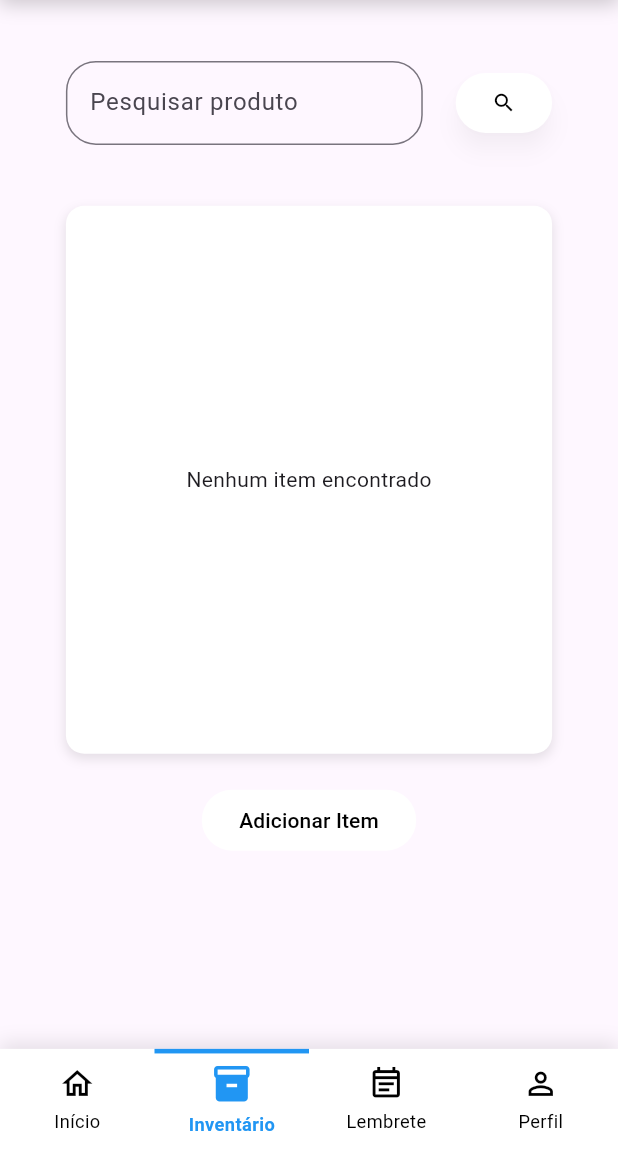
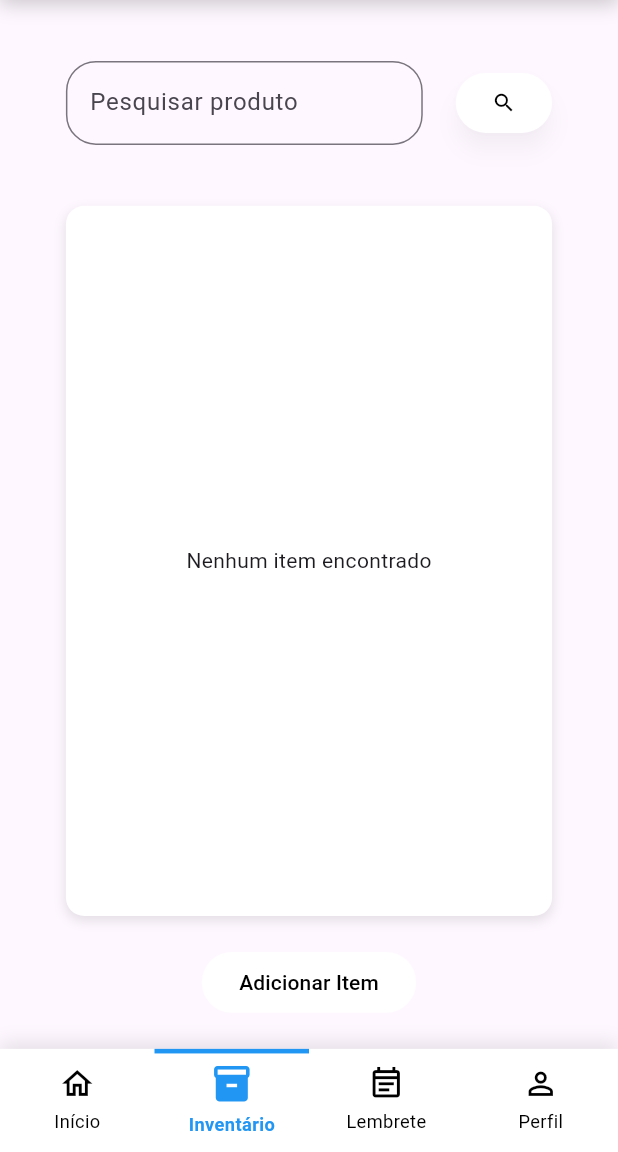
Before and after one commit to iShoockx/Projetos-3, a Flutter app: the InventarioScreen screen opened by its route, on a phone screen of 412 x 824 dp, the part 84-1236 px from its top. Run offline on Flutter 3.47's test engine with Material 3 defaults, Android fonts, the light colour scheme and no system bars; our stand-ins replace cloud_firestore, firebase_auth, firebase_core, flutter_screenutil, shared_preferences; accounts and stored records are empty.

Commit message:
commit 7
correçao do null

```diff
--- a/Projeto/projetos_3/lib/screens/inventario_screen.dart
+++ b/Projeto/projetos_3/lib/screens/inventario_screen.dart
@@ -14,29 +14,14 @@ class InventarioScreen extends StatefulWidget {
   State<InventarioScreen> createState() => _InventarioScreenState();
 }
 
-
-
 class _InventarioScreenState extends State<InventarioScreen> {
-  final TextEditingController _controller_search = TextEditingController();
-
-  // Future<List<Map<String, dynamic>>> pesquisarItens(String query) async {
-  //   final snapshot =
-  //       await getItens().first; // pega o snapshot atual do Firebase
-  //   return snapshot
-  //       .where(
-  //         (item) => item['nome'].toString().toLowerCase().contains(
-  //           query.toLowerCase(),
-  //         ),
-  //       )
-  //       .toList();
-  // }
+  final TextEditingController _controllerSearch = TextEditingController();
 
   @override
   Widget build(BuildContext context) {
     return Scaffold(
       appBar: CustomAppBar(),
-      body: SingleChildScrollView(
-        child: Padding(
+      body: Padding(
         padding: EdgeInsets.symmetric(horizontal: 40.w, vertical: 20.h),
         child: Column(
           children: [
@@ -47,7 +32,7 @@ class _InventarioScreenState extends State<InventarioScreen> {
               children: [
                 Expanded(
                   child: TextField(
-                      controller: _controller_search,
+                    controller: _controllerSearch,
                     decoration: InputDecoration(
                       labelText: 'Pesquisar produto',
                       border: OutlineInputBorder(
@@ -58,15 +43,9 @@ class _InventarioScreenState extends State<InventarioScreen> {
                 ),
                 SizedBox(width: 20.w),
                 ElevatedButton(
-                    onPressed: () async {
-                      // final query = _controller_search.text.trim();
-                      // if (query.isNotEmpty) return;
-                      // final resultados = await pesquisarItens(query);
-
-                      // setState(() {
-                      //   // Exemplo: armazenar em uma variável 'produtosFiltrados'
-                      //   // produtosFiltrados = resultados.map((e) => Produto.fromMap(e)).toList();
-                      // });
+                  onPressed: () {
+                    // Aqui você pode implementar o filtro chamando setState
+                    // com base no texto do _controllerSearch
                   },
                   style: ElevatedButton.styleFrom(
                     elevation: 6,
@@ -85,8 +64,7 @@ class _InventarioScreenState extends State<InventarioScreen> {
             SizedBox(height: 40.h),
 
             // Lista de produtos do Firebase
-              SizedBox(
-                height: 72.h * 5,
+            Expanded(
               child: Container(
                 decoration: BoxDecoration(
                   color: Colors.white,
@@ -124,21 +102,9 @@ class _InventarioScreenState extends State<InventarioScreen> {
                         horizontal: 20.w,
                         vertical: 10.h,
                       ),
-                        itemCount: snapshot.data!.length,
+                      itemCount: produtos.length,
                       itemBuilder: (context, index) {
-                          final item = snapshot.data![index]; // <-- Map do Firebase
-
-
-                          // return InventarioItens(
-
-                          //   produto: Produto(
-                          //     id: item['id_item'] ?? '',
-                          //     nome: item['nome'] ?? 'Sem nome',
-                          //     quantidade: (item['quantidade'] ?? 0) as int,
-                          //     userID: userId,
-
-                          //   ),
-                          // );
+                        return InventarioItens(produto: produtos[index]);
                       },
                     );
                   },
@@ -159,8 +125,7 @@ class _InventarioScreenState extends State<InventarioScreen> {
                 ),
               ),
               onPressed: () {
-                  TextEditingController nomeController =
-                      TextEditingController();
+                TextEditingController nomeController = TextEditingController();
                 TextEditingController quantidadeController =
                     TextEditingController(text: "1");
 
@@ -191,17 +156,14 @@ class _InventarioScreenState extends State<InventarioScreen> {
                         TextButton(
                           onPressed: () async {
                             String nome = nomeController.text.trim();
-                              int? quantidade = int.tryParse(
-                                quantidadeController.text,
-                              );
+                            int? quantidade =
+                                int.tryParse(quantidadeController.text);
 
                             if (nome.isNotEmpty &&
                                 quantidade != null &&
                                 quantidade > 0) {
-                                // 1️⃣ Pega lista atual do Firebase
                               final snapshot = await getItens().first;
 
-                                // 2️⃣ Procura se já existe produto com mesmo nome
                               final encontrados = snapshot
                                   .where(
                                     (item) =>
@@ -257,7 +219,6 @@ class _InventarioScreenState extends State<InventarioScreen> {
           ],
         ),
       ),
-      ),
       bottomNavigationBar: const Navbar(currentRoute: "/inventario"),
     );
   }
```
Also changed, not shown: Projeto/projetos_3/lib/models/produto.dart (+6 -5 lines). Lines whose indentation alone changed are shown as unchanged.
